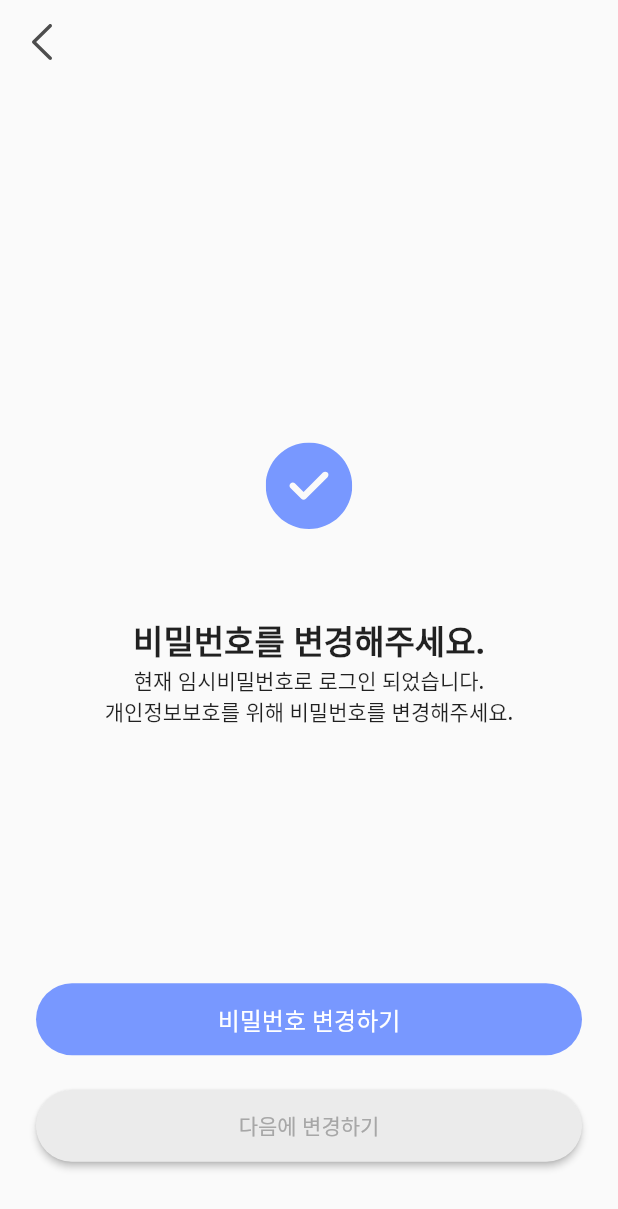
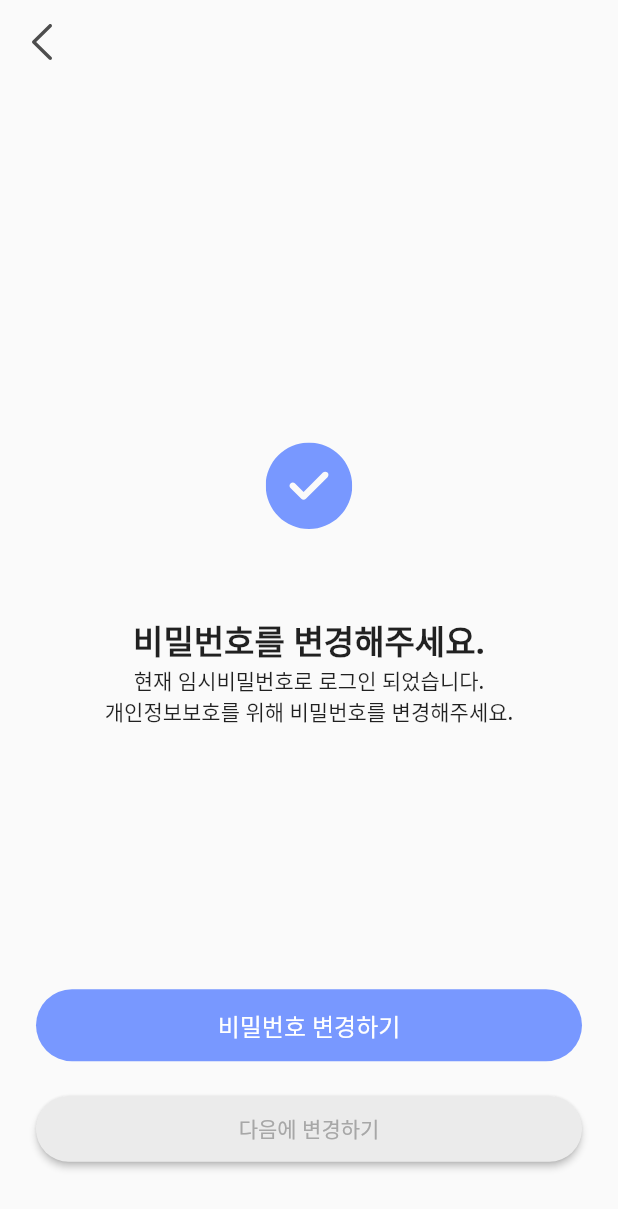
Before and after one commit to Re-4aliens/frontend, a Flutter app: the LoginChangeMail screen opened directly, on a phone screen of 412 x 824 dp. Shown: the top 1209 px of the screen. Run offline on Flutter 3.47's test engine with Material 2 defaults, Android fonts, the phone set to English and light mode, and no system bars; our stand-ins replace country_picker, flutter_neumorphic, flutter_secure_storage, flutter_svg, image_picker, percent_indicator; missing offline and left inert: blobs; accounts and stored records are empty; statements that could not run were skipped.

Commit message:
login, signuppage detail

```diff
--- a/lib/views/pages/login/login_changepassword_page.dart
+++ b/lib/views/pages/login/login_changepassword_page.dart
@@ -65,7 +65,7 @@ class _LoginChangeMailState extends State<LoginChangeMail> {
                 SizedBox(height: MediaQuery.of(context).size.height * 0.028),
                 Container(
                   width: double.maxFinite,
-                  height: 48,
+                  height: isSmallScreen?44:48,
                   child: ElevatedButton(
                     onPressed: () {
                       Navigator.pop(context);
```
